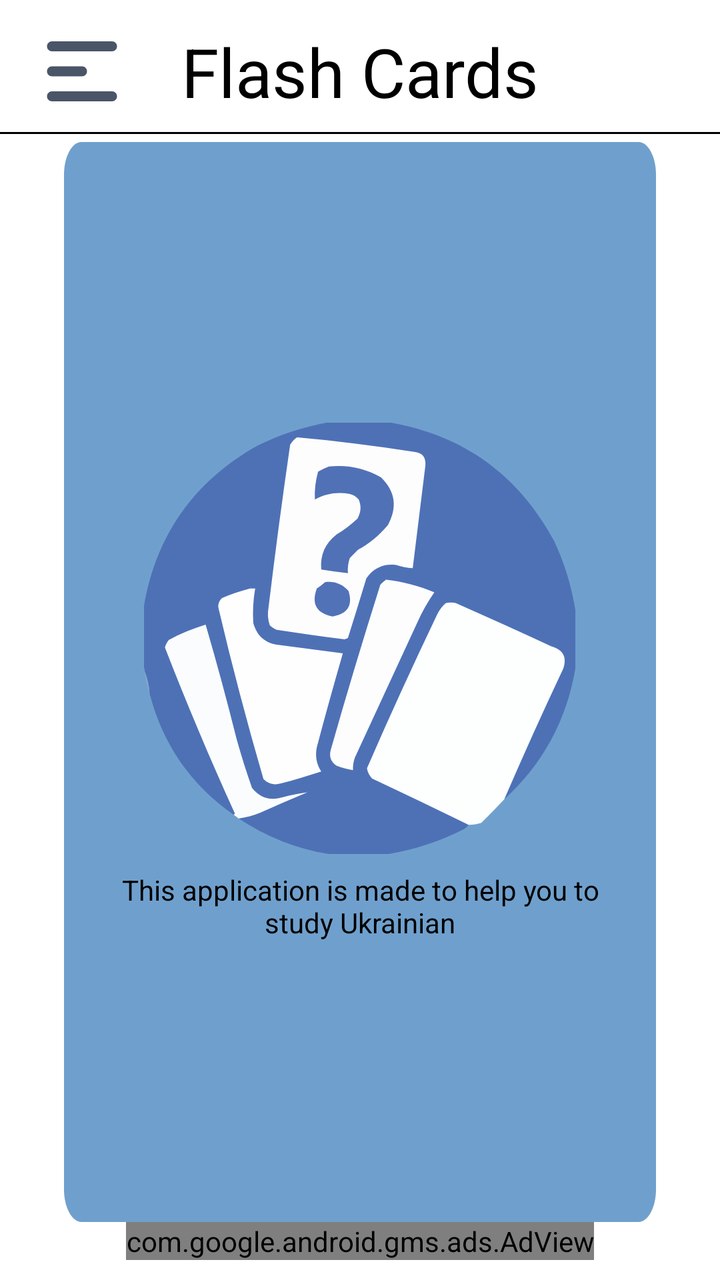
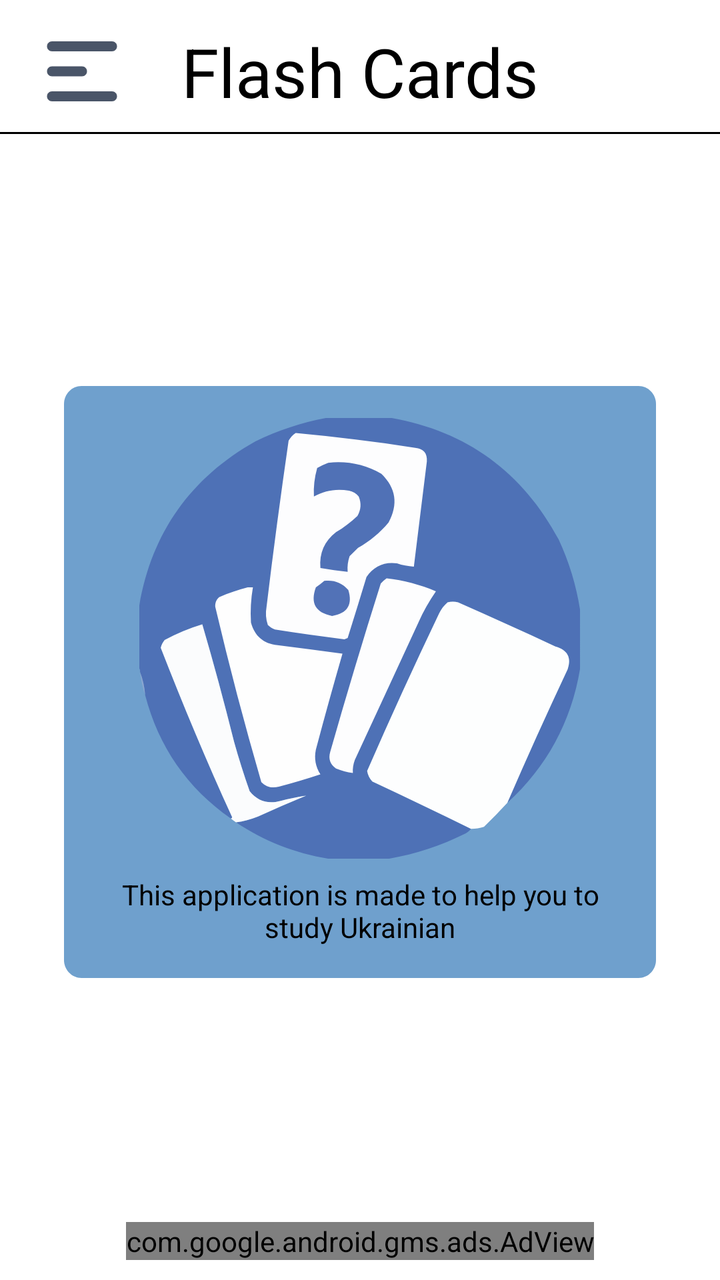

The first picture is an Android layout as it rendered before a commit; the second is the same layout after the commit. The layout source and the unified diff follow.
<!-- AndroidManifest.xml: application theme Theme.FlashCards -->
<!-- res/layout/activity_main.xml -->
<?xml version="1.0" encoding="utf-8"?>
<androidx.constraintlayout.widget.ConstraintLayout xmlns:android="http://schemas.android.com/apk/res/android"
    xmlns:app="http://schemas.android.com/apk/res-auto"
    xmlns:tools="http://schemas.android.com/tools"
    android:id="@+id/btnMainPage"
    android:layout_width="match_parent"
    android:layout_height="match_parent"
    android:background="@color/white"
    android:duplicateParentState="true"
    android:elevation="20dp"
    tools:context=".feature.main.MainActivity">


    <androidx.constraintlayout.widget.ConstraintLayout
        android:id="@+id/constraintLayout"
        android:layout_width="0dp"
        android:layout_height="71dp"
        app:layout_constraintEnd_toEndOf="parent"
        app:layout_constraintStart_toStartOf="parent"
        app:layout_constraintTop_toTopOf="parent">


        <TextView
            android:id="@+id/tvMenuName"
            android:layout_width="wrap_content"
            android:layout_height="wrap_content"
            android:elevation="80dp"
            android:gravity="center"
            android:text="@string/app_name"
            android:textColor="#000000"
            android:textSize="34sp"
            app:layout_constraintBottom_toBottomOf="parent"
            app:layout_constraintEnd_toEndOf="parent"
            app:layout_constraintStart_toStartOf="parent"
            app:layout_constraintTop_toTopOf="parent" />

        <View
            android:id="@+id/divider"
            android:layout_width="0dp"
            android:layout_height="1dp"
            android:layout_marginBottom="4dp"
            android:background="@color/black"
            app:layout_constraintBottom_toBottomOf="parent"
            app:layout_constraintEnd_toEndOf="parent"
            app:layout_constraintStart_toStartOf="parent" />

        <View
            android:id="@+id/btnMenu"
            android:layout_width="50dp"
            android:layout_height="50dp"
            android:layout_alignParentStart="true"
            android:layout_alignParentTop="true"
            android:layout_marginStart="16dp"
            android:background="@drawable/ic_menu"
            app:layout_constraintBottom_toBottomOf="parent"
            app:layout_constraintStart_toStartOf="parent"
            app:layout_constraintTop_toTopOf="parent" />
    </androidx.constraintlayout.widget.ConstraintLayout>

    <View
        android:id="@+id/rectangle_2"
        android:layout_width="0dp"
        android:layout_height="0dp"
        android:layout_marginStart="32dp"
        android:layout_marginEnd="32dp"
        android:background="@drawable/rectangle_2"
        app:layout_constraintBottom_toTopOf="@+id/adView"
        app:layout_constraintEnd_toEndOf="parent"
        app:layout_constraintStart_toStartOf="parent"
        app:layout_constraintTop_toBottomOf="@+id/constraintLayout"
        app:layout_constraintHeight_min="300dp"
        app:layout_constraintVertical_bias="0.5"
        app:layout_constraintDimensionRatio="H,1:1" />


    <ImageView
        android:id="@+id/ivLogo"
        android:layout_width="0dp"
        android:layout_height="0dp"
        android:layout_marginTop="16dp"
        android:background="#00FFFFFF"
        android:contentDescription="@string/app_logo"
        app:srcCompat="@drawable/app_logo"
        app:layout_constraintTop_toTopOf="@+id/rectangle_2"
        app:layout_constraintStart_toStartOf="@+id/rectangle_2"
        app:layout_constraintEnd_toEndOf="@+id/rectangle_2"
        app:layout_constraintBottom_toTopOf="@+id/tvDescription"
        app:layout_constraintWidth_percent="0.6"
        app:layout_constraintDimensionRatio="1:1"
        app:layout_constraintVertical_chainStyle="packed" />

    <TextView
        android:id="@+id/tvDescription"
        android:layout_width="0dp"
        android:layout_height="wrap_content"
        android:layout_marginTop="8dp"
        android:layout_marginBottom="16dp"
        android:gravity="center"
        android:text="@string/menu_description_text"
        android:textColor="@color/black"
        app:layout_constraintEnd_toEndOf="@+id/rectangle_2"
        app:layout_constraintStart_toStartOf="@+id/rectangle_2"
        app:layout_constraintTop_toBottomOf="@+id/ivLogo"
        app:layout_constraintBottom_toBottomOf="@+id/rectangle_2"
        app:layout_constraintWidth_default="wrap"
        android:paddingStart="16dp"
        android:paddingEnd="16dp"/>


    <com.google.android.gms.ads.AdView
        android:id="@+id/adView"
        android:layout_width="wrap_content"
        android:layout_height="wrap_content"
        android:layout_alignParentBottom="true"
        android:layout_centerHorizontal="true"
        android:layout_marginBottom="10dp"
        app:adSize="BANNER"
        app:adUnitId="ca-app-pub-6900765352117563/3161174017"
        app:layout_constraintBottom_toBottomOf="parent"
        app:layout_constraintEnd_toEndOf="parent"
        app:layout_constraintStart_toStartOf="parent"
        tools:ignore="MissingConstraints" />


</androidx.constraintlayout.widget.ConstraintLayout>
<!-- resources referenced by this layout -->
<resources>
  <color name="black">#FF000000</color>
  <color name="white">#FFFFFFFF</color>
  <!-- drawable app_logo: vector/xml drawable (drawable, 5011 chars, omitted) -->
  <!-- drawable ic_menu (drawable) -->
  <vector xmlns:android="http://schemas.android.com/apk/res/android"
      android:width="50dp"
      android:height="50dp"
      android:viewportWidth="20"
      android:viewportHeight="20">
    <path
        android:pathData="M3,5C3,4.4477 3.4477,4 4,4H16C16.5523,4 17,4.4477 17,5C17,5.5523 16.5523,6 16,6H4C3.4477,6 3,5.5523 3,5Z"
        android:fillColor="#4A5568"
        android:fillType="evenOdd"/>
    <path
        android:pathData="M3,10C3,9.4477 3.4477,9 4,9H10C10.5523,9 11,9.4477 11,10C11,10.5523 10.5523,11 10,11H4C3.4477,11 3,10.5523 3,10Z"
        android:fillColor="#4A5568"
        android:fillType="evenOdd"/>
    <path
        android:pathData="M3,15C3,14.4477 3.4477,14 4,14H16C16.5523,14 17,14.4477 17,15C17,15.5523 16.5523,16 16,16H4C3.4477,16 3,15.5523 3,15Z"
        android:fillColor="#4A5568"
        android:fillType="evenOdd"/>
  </vector>
  <!-- drawable rectangle_2 (drawable-v24) -->
  <vector
      xmlns:android="http://schemas.android.com/apk/res/android"
      xmlns:aapt="http://schemas.android.com/aapt"
      android:width="338dp"
      android:height="329dp"
      android:viewportWidth="338"
      android:viewportHeight="329"
      >
  
      <group>
  
          <clip-path
              android:pathData="M10 0H328C333.523 0 338 4.47715 338 10V319C338 324.523 333.523 329 328 329H10C4.47715 329 0 324.523 0 319V10C0 4.47715 4.47715 0 10 0Z"
              />
  
          <path
              android:pathData="M0 0V329H338V0"
              android:fillColor="#6FA0CD"
              />
  
      </group>
  
  </vector>
  <string name="app_logo" translatable="false">app_logo</string>
  <string name="app_name" translatable="false">Flash Cards</string>
  <string name="menu_description_text">This application is made to help you to study Ukrainian</string>
  <style name="Theme.FlashCards" parent="Theme.MaterialComponents.DayNight.NoActionBar">
          
          <item name="colorPrimary">@color/purple_500</item>
          <item name="colorPrimaryVariant">@color/purple_700</item>
          <item name="colorOnPrimary">@color/white</item>
          
          <item name="colorSecondary">@color/teal_200</item>
          <item name="colorSecondaryVariant">@color/teal_700</item>
          <item name="colorOnSecondary">@color/black</item>
          
          <item name="android:statusBarColor" tools:targetApi="l">?attr/colorPrimaryVariant</item>
          
          <item name="windowNoTitle">true</item>
          <item name="android:windowFullscreen">true</item>
      </style>
  <color name="purple_500">#FF6200EE</color>
  <color name="purple_700">#FF3700B3</color>
  <color name="teal_200">#FF03DAC5</color>
  <color name="teal_700">#FF018786</color>
</resources>

<!-- the commit's change to res/layout/activity_main.xml (unified diff, before → after) -->
@@ -57,7 +57,7 @@
             app:layout_constraintTop_toTopOf="parent" />
     </androidx.constraintlayout.widget.ConstraintLayout>
 
-    <View
+    <ImageView
         android:id="@+id/rectangle_2"
         android:layout_width="0dp"
         android:layout_height="0dp"
@@ -65,29 +65,25 @@
         android:layout_marginEnd="32dp"
         android:background="@drawable/rectangle_2"
         app:layout_constraintBottom_toTopOf="@+id/adView"
+        app:layout_constraintDimensionRatio="1:1"
         app:layout_constraintEnd_toEndOf="parent"
         app:layout_constraintStart_toStartOf="parent"
-        app:layout_constraintTop_toBottomOf="@+id/constraintLayout"
-        app:layout_constraintHeight_min="300dp"
-        app:layout_constraintVertical_bias="0.5"
-        app:layout_constraintDimensionRatio="H,1:1" />
-
+        app:layout_constraintTop_toBottomOf="@+id/constraintLayout" />
 
     <ImageView
         android:id="@+id/ivLogo"
         android:layout_width="0dp"
         android:layout_height="0dp"
         android:layout_marginTop="16dp"
-        android:background="#00FFFFFF"
         android:contentDescription="@string/app_logo"
-        app:srcCompat="@drawable/app_logo"
+        android:scaleType="fitCenter"
+        app:layout_constraintBottom_toTopOf="@+id/tvDescription"
+        app:layout_constraintDimensionRatio="1:1"
+        app:layout_constraintEnd_toEndOf="@+id/rectangle_2"
+        app:layout_constraintStart_toStartOf="@+id/rectangle_2"
         app:layout_constraintTop_toTopOf="@+id/rectangle_2"
-        app:layout_constraintStart_toStartOf="@+id/rectangle_2"
-        app:layout_constraintEnd_toEndOf="@+id/rectangle_2"
-        app:layout_constraintBottom_toTopOf="@+id/tvDescription"
-        app:layout_constraintWidth_percent="0.6"
-        app:layout_constraintDimensionRatio="1:1"
-        app:layout_constraintVertical_chainStyle="packed" />
+        app:layout_constraintVertical_chainStyle="packed"
+        app:srcCompat="@drawable/app_logo" />
 
     <TextView
         android:id="@+id/tvDescription"
@@ -96,15 +92,15 @@
         android:layout_marginTop="8dp"
         android:layout_marginBottom="16dp"
         android:gravity="center"
+        android:paddingStart="16dp"
+        android:paddingEnd="16dp"
         android:text="@string/menu_description_text"
         android:textColor="@color/black"
+        app:layout_constraintBottom_toBottomOf="@+id/rectangle_2"
         app:layout_constraintEnd_toEndOf="@+id/rectangle_2"
         app:layout_constraintStart_toStartOf="@+id/rectangle_2"
         app:layout_constraintTop_toBottomOf="@+id/ivLogo"
-        app:layout_constraintBottom_toBottomOf="@+id/rectangle_2"
-        app:layout_constraintWidth_default="wrap"
-        android:paddingStart="16dp"
-        android:paddingEnd="16dp"/>
+        app:layout_constraintWidth_default="wrap" />
 
 
     <com.google.android.gms.ads.AdView
<!-- resource entries referenced after the edit -->
@@ -2,46 +2,40 @@
 <resources>
   <color name="black">#FF000000</color>
   <color name="white">#FFFFFFFF</color>
-  <!-- drawable app_logo: vector/xml drawable (drawable, 5011 chars, omitted) -->
+  <!-- drawable app_logo: vector/xml drawable (drawable, 5090 chars, omitted) -->
   <!-- drawable ic_menu (drawable) -->
   <vector xmlns:android="http://schemas.android.com/apk/res/android"
       android:width="50dp"
       android:height="50dp"
       android:viewportWidth="20"
       android:viewportHeight="20">
-    <path
-        android:pathData="M3,5C3,4.4477 3.4477,4 4,4H16C16.5523,4 17,4.4477 17,5C17,5.5523 16.5523,6 16,6H4C3.4477,6 3,5.5523 3,5Z"
-        android:fillColor="#4A5568"
-        android:fillType="evenOdd"/>
-    <path
-        android:pathData="M3,10C3,9.4477 3.4477,9 4,9H10C10.5523,9 11,9.4477 11,10C11,10.5523 10.5523,11 10,11H4C3.4477,11 3,10.5523 3,10Z"
-        android:fillColor="#4A5568"
-        android:fillType="evenOdd"/>
-    <path
-        android:pathData="M3,15C3,14.4477 3.4477,14 4,14H16C16.5523,14 17,14.4477 17,15C17,15.5523 16.5523,16 16,16H4C3.4477,16 3,15.5523 3,15Z"
-        android:fillColor="#4A5568"
-        android:fillType="evenOdd"/>
+      <path
+          android:fillColor="#4A5568"
+          android:fillType="evenOdd"
+          android:pathData="M3,5C3,4.4477 3.4477,4 4,4H16C16.5523,4 17,4.4477 17,5C17,5.5523 16.5523,6 16,6H4C3.4477,6 3,5.5523 3,5Z" />
+      <path
+          android:fillColor="#4A5568"
+          android:fillType="evenOdd"
+          android:pathData="M3,10C3,9.4477 3.4477,9 4,9H10C10.5523,9 11,9.4477 11,10C11,10.5523 10.5523,11 10,11H4C3.4477,11 3,10.5523 3,10Z" />
+      <path
+          android:fillColor="#4A5568"
+          android:fillType="evenOdd"
+          android:pathData="M3,15C3,14.4477 3.4477,14 4,14H16C16.5523,14 17,14.4477 17,15C17,15.5523 16.5523,16 16,16H4C3.4477,16 3,15.5523 3,15Z" />
   </vector>
   <!-- drawable rectangle_2 (drawable-v24) -->
-  <vector
-      xmlns:android="http://schemas.android.com/apk/res/android"
-      xmlns:aapt="http://schemas.android.com/aapt"
+  <vector xmlns:android="http://schemas.android.com/apk/res/android"
       android:width="338dp"
       android:height="329dp"
       android:viewportWidth="338"
-      android:viewportHeight="329"
-      >
+      android:viewportHeight="329">
   
       <group>
   
-          <clip-path
-              android:pathData="M10 0H328C333.523 0 338 4.47715 338 10V319C338 324.523 333.523 329 328 329H10C4.47715 329 0 324.523 0 319V10C0 4.47715 4.47715 0 10 0Z"
-              />
+          <clip-path android:pathData="M10 0H328C333.523 0 338 4.47715 338 10V319C338 324.523 333.523 329 328 329H10C4.47715 329 0 324.523 0 319V10C0 4.47715 4.47715 0 10 0Z" />
   
           <path
-              android:pathData="M0 0V329H338V0"
               android:fillColor="#6FA0CD"
-              />
+              android:pathData="M0 0V329H338V0" />
   
       </group>
   
@@ -51,21 +45,20 @@
   <string name="menu_description_text">This application is made to help you to study Ukrainian</string>
   <style name="Theme.FlashCards" parent="Theme.MaterialComponents.DayNight.NoActionBar">
           
-          <item name="colorPrimary">@color/purple_500</item>
-          <item name="colorPrimaryVariant">@color/purple_700</item>
+          <item name="colorPrimary">@color/program_color</item>
+          <item name="colorPrimaryVariant">@color/program_color</item>
           <item name="colorOnPrimary">@color/white</item>
           
           <item name="colorSecondary">@color/teal_200</item>
           <item name="colorSecondaryVariant">@color/teal_700</item>
           <item name="colorOnSecondary">@color/black</item>
           
-          <item name="android:statusBarColor" tools:targetApi="l">?attr/colorPrimaryVariant</item>
+          <item name="android:statusBarColor">?attr/colorPrimaryVariant</item>
           
           <item name="windowNoTitle">true</item>
           <item name="android:windowFullscreen">true</item>
       </style>
-  <color name="purple_500">#FF6200EE</color>
-  <color name="purple_700">#FF3700B3</color>
+  <color name="program_color">#FF7B90CB</color>
   <color name="teal_200">#FF03DAC5</color>
   <color name="teal_700">#FF018786</color>
 </resources>
